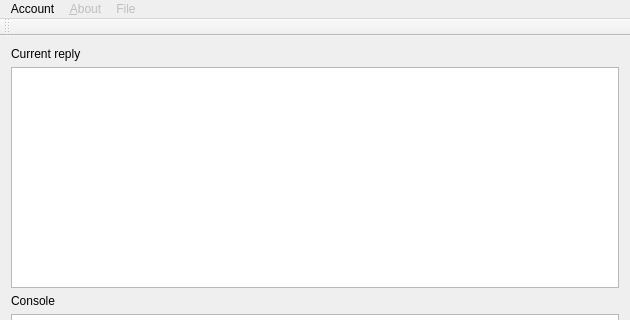
Above: GDriveApp/src/mainwindow.ui from Loukei/portfolio before the change; both pictures show x 0 to 630 and y 0 to 320 of the 630 by 495 pixel window. Below: the same form after it.
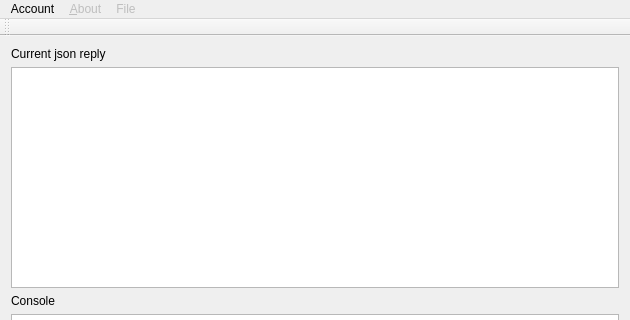
That is the form after the change. Icons and pictures are not drawn.

Patch:
```diff
--- a/GDriveApp/src/mainwindow.ui
+++ b/GDriveApp/src/mainwindow.ui
@@ -22,7 +22,7 @@
     <item>
      <widget class="QLabel" name="label_CurrentReply">
       <property name="text">
-       <string>Current reply</string>
+       <string>Current json reply</string>
       </property>
      </widget>
     </item>
```
